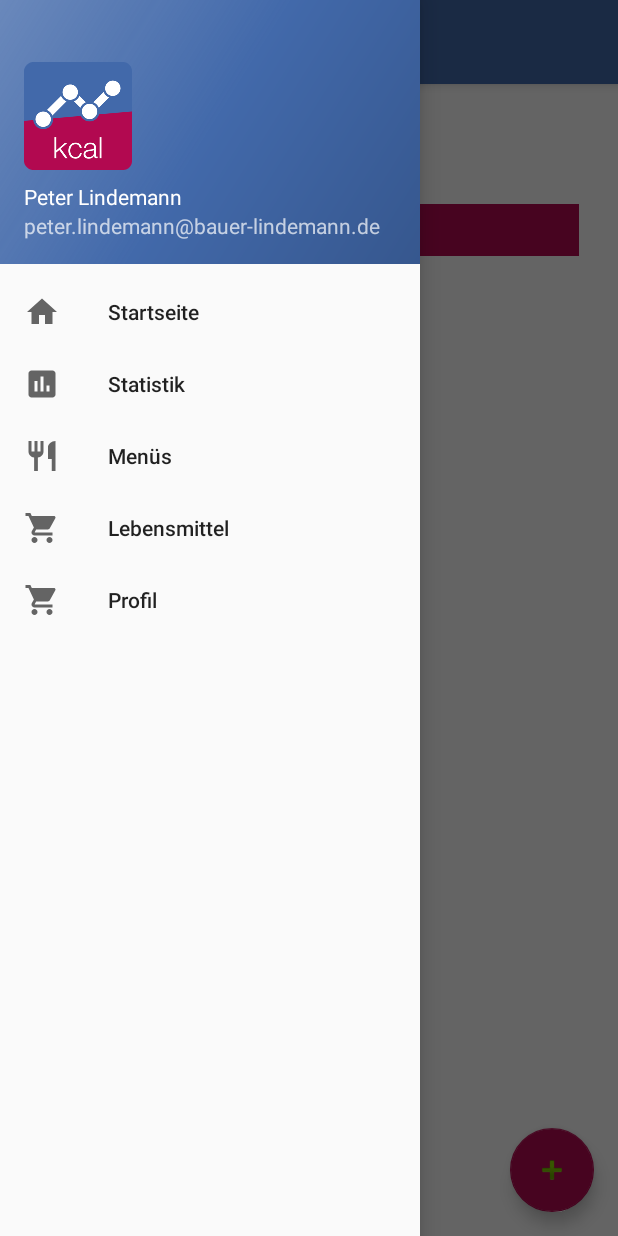
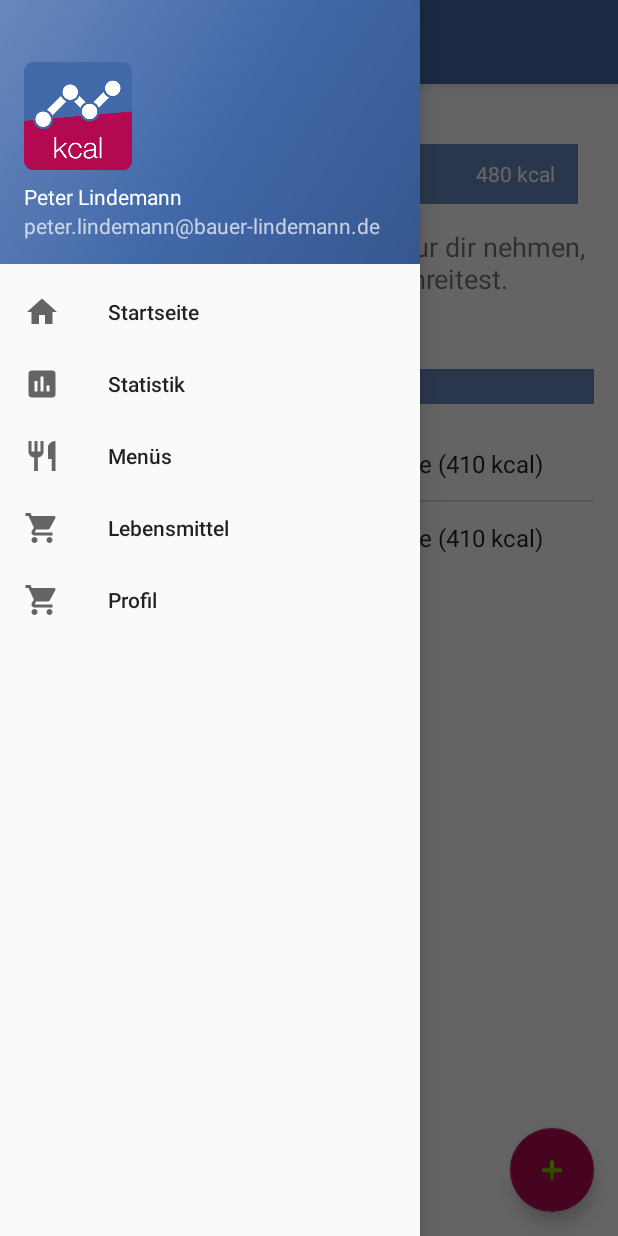
Before and after one commit to LucasMoll/ProjectFettSpeck, an Android app: the screen it shows after launch (NavigationActivity), with the side drawer open, on a phone screen of 412 x 824 dp. Run offline under Robolectric (Android 15) with nearby library versions, the phone set to English and light mode, and no system bars.

Commit message:
Home-Screen: getting and displaying Data from DB

```diff
--- a/app/src/main/java/de/fhdw/mfwi415a/gop/kalorientagebuch/activites/Home/ApplicationLogic.java
+++ b/app/src/main/java/de/fhdw/mfwi415a/gop/kalorientagebuch/activites/Home/ApplicationLogic.java
@@ -1,47 +1,44 @@
 package de.fhdw.mfwi415a.gop.kalorientagebuch.activites.Home;
 
 import android.app.Activity;
-import android.app.Fragment;
 import android.app.FragmentManager;
-import android.app.FragmentTransaction;
 import android.content.Context;
 import android.content.Intent;
+import android.database.Cursor;
+import android.util.Log;
+import android.widget.ArrayAdapter;
 
 
-
+import java.text.SimpleDateFormat;
+import java.util.ArrayList;
+import java.util.Calendar;
 
 import de.fhdw.mfwi415a.gop.kalorientagebuch.R;
+import de.fhdw.mfwi415a.gop.kalorientagebuch.activites.common.DataAdapter;
 import de.fhdw.mfwi415a.gop.kalorientagebuch.activites.navigation.fragments.StatistikFragment;
 
 
 public class ApplicationLogic {
 
 
-     /*
-     ******************
-     */
-
-    private int usedLimit = 2000;
-    private int DailyLimit = 1300;
-
-     /*
-     ******************
-      */
-
-
+    private int usedLimit;
+    private int DailyLimit;
     private Gui mGui;
     private Context mContext;
 
-    public ApplicationLogic (Gui gui, Context context) {
+    public ApplicationLogic(Gui gui, Context context) {
         mGui = gui;
         mContext = context;
         initGui();
         initListener();
-        changeBarValue();
     }
 
     private void initGui() {
-
+        DailyLimit = getDailyMax();
+        usedLimit = getUsedLimit();
+        showGerichteOfDay();
+        changeBarValue();
+        setLimitText();
     }
 
     private void initListener() {
@@ -51,47 +48,119 @@ public class ApplicationLogic {
         mGui.getmHomePlusFab().setOnClickListener(cl);
     }
 
-    public void onExampleButtonClicked() {
+    private void changeBarValue() {
+
+
+        double usedSize = (double) usedLimit / DailyLimit * 360;
+        mGui.setmUsedBarSizeAndText(usedSize, (usedLimit + " kcal"));
+        mGui.setmUnusedBarSizeAndText(360 - usedSize, (DailyLimit - usedLimit) + " kcal");
     }
 
-    public void onExampleTextViewClicked() {
+    private void setLimitText()
+    {
+        String text;
+        if (usedLimit<DailyLimit)
+        {
+            text = "Du darfst heute noch " + (DailyLimit-usedLimit) + " kcal zur dir nehmen, bevor du dein Ziel überschreitest.";
+        }else if (usedLimit>DailyLimit)
+        {
+            text = "Du hast dein Ziel heute leider schon um "+ (usedLimit-DailyLimit) +" kcal überschritten!";
+        }
+        else { text = "Du hast dein Ziel erreicht!";}
+
+        mGui.getmMotivationText().setText(text);
     }
 
-    public void onSeekBarChanged(int value) {
+    public void onActivityReturned(int requestCode, int resultCode, Intent data) {
 
     }
 
 
-
-    public void changeBarValue() {
-
-
-        double usedSize = (double) usedLimit/DailyLimit*360;
-        mGui.setmUsedBarSizeAndText(usedSize,  (usedLimit + " kcal"));
-        mGui.setmUnusedBarSizeAndText(360 - usedSize, (DailyLimit - usedLimit) + " kcal");
-    }
-
-        public void onActivityReturned(int requestCode, int resultCode, Intent data) {
+    public void onPlusFabClicked() {
+        //mGui.setSnackbar(getCurrentDate());
+        mGui.setSnackbar(String.valueOf(getDailyMax()));
+        //changeFragment();
 
     }
 
-
-
-    public void onPlusFabClicked() {
-        mGui.setSnackbar("Replace with your own action");
-        changeFragment();
-
-    }
-
-    public void changeFragment(){
+    private void changeFragment() {
         Activity activity = (Activity) mContext;
         FragmentManager fragmentManager = activity.getFragmentManager();
         fragmentManager.beginTransaction().replace(R.id.content_frame, new StatistikFragment()).commit();
     }
 
+    private String getCurrentDate() {
+        Calendar calendar = Calendar.getInstance();
+        SimpleDateFormat mdformat = new SimpleDateFormat("dd.MM.yyyy");
+        String strDate = mdformat.format(calendar.getTime());
+        return strDate;
+    }
 
+    private int getDailyMax() {
+        DataAdapter mDbHelper = new DataAdapter(mContext);
+        mDbHelper.createDatabase();
+        mDbHelper.open();
 
+        Cursor cursor = mDbHelper.getDailyMax();
+        ArrayList<Integer> max = new ArrayList<Integer>();
+        cursor.moveToFirst();
+        while (!cursor.isAfterLast())
 
+        {
+            max.add(cursor.getInt(cursor.getColumnIndex("Tageslimit")));
+            cursor.moveToNext();
+        }
 
+        cursor.close();
+
+        return max.get(0);
+    }
+
+    private int getUsedLimit() {
+        DataAdapter mDbHelper = new DataAdapter(mContext);
+        mDbHelper.createDatabase();
+        mDbHelper.open();
+
+        Cursor cursor = mDbHelper.getUsedLimitOfDay("15.01.2018");
+        ArrayList<Integer> usedLimit = new ArrayList<Integer>();
+        cursor.moveToFirst();
+        while (!cursor.isAfterLast())
+
+        {
+            usedLimit.add(cursor.getInt(cursor.getColumnIndex("SUM(SUM)")));
+            cursor.moveToNext();
+        }
+
+        cursor.close();
+
+        return usedLimit.get(0);
+    }
+
+    private void showGerichteOfDay(){
+        DataAdapter mDbHelper = new DataAdapter(mContext);
+        mDbHelper.createDatabase();
+        mDbHelper.open();
+
+        Cursor cursor = mDbHelper.getGerichteOfDay("15.01.2018");
+
+        ArrayList<String> gerichte = new ArrayList<String>();
+        cursor.moveToFirst();
+        while (!cursor.isAfterLast())
+
+        {
+            Log.d("GERICHTE", "wird ausgeführt");
+            gerichte.add(cursor.getString(cursor.getColumnIndex("KT_Bezeichnung")) +": "+ cursor.getString(cursor.getColumnIndex("GerichtName")) + " (" + String.valueOf(cursor.getInt(cursor.getColumnIndex("SUM")) +" kcal)"));
+            cursor.moveToNext();
+        }
+
+        setmListViewText(gerichte);
+        cursor.close();
+
+    }
+
+    private void setmListViewText(ArrayList<String> arrayList){
+        ArrayAdapter<String> arrayAdapter = new ArrayAdapter<String>(mContext, android.R.layout.simple_list_item_1, arrayList );
+        mGui.getmListView().setAdapter(arrayAdapter);
+    }
 
 }
--- a/app/src/main/java/de/fhdw/mfwi415a/gop/kalorientagebuch/activites/Home/Gui.java
+++ b/app/src/main/java/de/fhdw/mfwi415a/gop/kalorientagebuch/activites/Home/Gui.java
@@ -3,9 +3,14 @@ package de.fhdw.mfwi415a.gop.kalorientagebuch.activites.Home;
 import android.support.design.widget.FloatingActionButton;
 import android.support.design.widget.Snackbar;
 import android.view.View;
+import android.widget.ArrayAdapter;
 import android.widget.LinearLayout;
 import android.widget.ListView;
 import android.widget.TextView;
+
+import org.w3c.dom.Text;
+
+import java.util.ArrayList;
 
 import de.fhdw.mfwi415a.gop.kalorientagebuch.R;
 
@@ -13,6 +18,7 @@ public class Gui {
 
     private TextView mUsedBar;
     private TextView mUnusedBar;
+    private TextView mMotivationText;
     private double mDensity;
     private FloatingActionButton mPlus;
     private View mView;
@@ -32,6 +38,7 @@ public class Gui {
         mUnusedBar = (TextView) myView.findViewById(R.id.home_unusedBar);
         mPlus = (FloatingActionButton) myView.findViewById(R.id.home_plus_fab);
         mListView = (ListView) myView.findViewById(R.id.home_listView);
+        mMotivationText = (TextView) myView.findViewById(R.id.home_motivation_text);
         mDensity = i;
         mView = myView;
     }
@@ -43,6 +50,14 @@ public FloatingActionButton getmHomePlusFab(){
         return mPlus;
 }
 
+    public ListView getmListView() {
+        return mListView;
+    }
+
+    public TextView getmMotivationText() {
+        return mMotivationText;
+    }
+
     // methods to change view attributes
 
     public void setmUsedBarSizeAndText(double size, String text) {
@@ -52,7 +67,7 @@ public FloatingActionButton getmHomePlusFab(){
             size = 0;
         }
         size = size * mDensity;
-        double size_height = (double) 35 * mDensity;
+        double size_height = (double) 40 * mDensity;
         mUsedBar.setLayoutParams(new LinearLayout.LayoutParams((int) size, (int) size_height));
         mUsedBar.setText(text);
 
@@ -65,7 +80,7 @@ public FloatingActionButton getmHomePlusFab(){
             size = 0;
         }
         size = size * mDensity;
-        double size_height = (double) 35 * mDensity;
+        double size_height = (double) 40 * mDensity;
         mUnusedBar.setLayoutParams(new LinearLayout.LayoutParams((int) size, (int) size_height));
 
         mUnusedBar.setText(text);
@@ -78,4 +93,5 @@ public FloatingActionButton getmHomePlusFab(){
                 .setAction("Action", null).show();
     }
 
+
 }
--- a/app/src/main/java/de/fhdw/mfwi415a/gop/kalorientagebuch/activites/common/DataAdapter.java
+++ b/app/src/main/java/de/fhdw/mfwi415a/gop/kalorientagebuch/activites/common/DataAdapter.java
@@ -80,6 +80,51 @@ public class DataAdapter {
         }
     }
 
+    public Cursor getDailyMax() {
+        try {
+            String sql = "select Einstellungen.Tageslimit from Einstellungen";
+
+            Cursor mCur = mDb.rawQuery(sql, null);
+            if (mCur != null) {
+                mCur.moveToNext();
+            }
+            return mCur;
+        } catch (SQLException mSQLException) {
+            Log.e(TAG, "getDailyMax >>" + mSQLException.toString());
+            throw mSQLException;
+        }
+    }
+
+    public Cursor getGerichteOfDay(String s) {
+        try {
+            String sql = "select KT_Bezeichnung, GerichtName, SUM from (select GerichtID, KT_Bezeichnung, KT_ID from KTEintrag_Gericht inner join (select ID as KT_ID, Bezeichnung as KT_Bezeichnung, ID from KTEintrag where KTEintrag.Zeitpunkt = \"" + s + "\")) q1 left join (select  Gericht_ID, GerichtName, sum(Lebensmittel_Einheit.Menge*Entsprechung) as SUM from Lebensmittel_Einheit ,(select Lebensmittel_Einheit.LebensmittelID as subquer2_LebensmittelID, (subquery1_Menge*1.0/Lebensmittel_Einheit.Menge*1.0) as Entsprechung,Gericht.Bezeichnung as GerichtName, Gericht.ID as Gericht_ID from Lebensmittel_Einheit, Gericht inner join (select LebensmittelID as subquery1_LebensmittelID, EinheitID as subquer1_EinheitID, Menge as subquery1_Menge, GerichtID from Lebensmittel_Gericht) where subquery1_LebensmittelID = LebensmittelID AND (Lebensmittel_Einheit.EinheitID = subquer1_EinheitID) AND Gericht.ID= GerichtID) where subquer2_LebensmittelID = Lebensmittel_Einheit.LebensmittelID AND Lebensmittel_Einheit.EinheitID = 1)q2 ON q1.GerichtID = q2.Gericht_ID order by KT_ID";
+
+            Cursor mCur = mDb.rawQuery(sql, null);
+            if (mCur != null) {
+                mCur.moveToNext();
+            }
+            return mCur;
+        } catch (SQLException mSQLException) {
+            Log.e(TAG, "getGerichteOfDay >>" + mSQLException.toString());
+            throw mSQLException;
+        }
+    }
+
+    public Cursor getUsedLimitOfDay(String s) {
+        try {
+            String sql = "select SUM(SUM) from (select GerichtID, KT_Bezeichnung, KT_ID from KTEintrag_Gericht inner join (select ID as KT_ID, Bezeichnung as KT_Bezeichnung, ID from KTEintrag where KTEintrag.Zeitpunkt = \"" + s + "\")) q1 left join (select  Gericht_ID, GerichtName, sum(Lebensmittel_Einheit.Menge*Entsprechung) as SUM from Lebensmittel_Einheit ,(select Lebensmittel_Einheit.LebensmittelID as subquer2_LebensmittelID, (subquery1_Menge*1.0/Lebensmittel_Einheit.Menge*1.0) as Entsprechung,Gericht.Bezeichnung as GerichtName, Gericht.ID as Gericht_ID from Lebensmittel_Einheit, Gericht inner join (select LebensmittelID as subquery1_LebensmittelID, EinheitID as subquer1_EinheitID, Menge as subquery1_Menge, GerichtID from Lebensmittel_Gericht) where subquery1_LebensmittelID = LebensmittelID AND (Lebensmittel_Einheit.EinheitID = subquer1_EinheitID) AND Gericht.ID= GerichtID) where subquer2_LebensmittelID = Lebensmittel_Einheit.LebensmittelID AND Lebensmittel_Einheit.EinheitID = 1)q2 ON q1.GerichtID = q2.Gericht_ID";
+
+            Cursor mCur = mDb.rawQuery(sql, null);
+            if (mCur != null) {
+                mCur.moveToNext();
+            }
+            return mCur;
+        } catch (SQLException mSQLException) {
+            Log.e(TAG, "getGerichteOfDay >>" + mSQLException.toString());
+            throw mSQLException;
+        }
+    }
+
     public Cursor getData(String table, String[] columns, String selection, String having, String orderby, String limit) {
         try {
             Cursor mCur = mDb.query(table,columns,selection,null,"",having, orderby, limit);
--- a/app/src/main/res/layout/home_layout.xml
+++ b/app/src/main/res/layout/home_layout.xml
@@ -1,6 +1,6 @@
 <?xml version="1.0" encoding="utf-8"?>
 
-<LinearLayout xmlns:android="http://schemas.android.com/apk/res/android"
+<RelativeLayout xmlns:android="http://schemas.android.com/apk/res/android"
     xmlns:app="http://schemas.android.com/apk/res-auto"
     android:id="@+id/content_frame"
     android:layout_width="match_parent"
@@ -8,9 +8,10 @@
     android:orientation="vertical">
 
     <RelativeLayout
+        android:id="@+id/topLayout"
         android:layout_width="match_parent"
-            android:layout_height="1dp"
-            android:layout_weight="2">
+        android:layout_height="wrap_content"
+        >
 
 
         <LinearLayout
@@ -18,43 +19,78 @@
             android:layout_width="360dp"
             android:layout_height="wrap_content"
             android:layout_centerHorizontal="true"
-                android:layout_centerVertical="true"
+            android:layout_marginTop="40dp"
+            android:layout_marginBottom="@dimen/activity_horizontal_margin"
             android:orientation="horizontal">
 
             <TextView
                 android:id="@+id/home_usedBar"
                 android:layout_width="140dp"
-                    android:layout_height="35dp"
+                android:layout_height="40dp"
                 android:background="@color/accent_color"
                 android:gravity="center|left"
                 android:paddingLeft="@dimen/activity_vertical_margin"
+                android:singleLine="true"
                 android:text="140 kcal"
                 android:textAlignment="gravity"
                 android:textColor="@color/white_color"
-                    android:singleLine="true"
 
                 />
 
             <TextView
                 android:id="@+id/home_unusedBar"
                 android:layout_width="220dp"
-                    android:layout_height="35dp"
+                android:layout_height="40dp"
                 android:background="@color/colorPrimaryLight"
                 android:gravity="center|right"
                 android:paddingRight="@dimen/activity_vertical_margin"
+                android:singleLine="true"
                 android:text="220 kcal"
                 android:textAlignment="gravity"
-                    android:textColor="@color/white_color"
-                    android:singleLine="true"/>
+                android:textColor="@color/white_color" />
         </LinearLayout>
 
+    <TextView
+        android:id="@+id/home_motivation_text"
+        android:layout_width="match_parent"
+        android:layout_height="wrap_content"
+        android:text="Du hast dein Ziel heute leider schon um 100 kcal überschritten!"
+        android:textAlignment="center"
+        android:layout_below="@id/linearLayout"
+        android:layout_marginLeft="@dimen/activity_vertical_margin"
+        android:layout_marginRight="@dimen/activity_vertical_margin"
+        android:layout_marginBottom="@dimen/activity_horizontal_margin"
+        android:textSize="18dp"/>
 
     </RelativeLayout>
+
+    <LinearLayout
+        android:layout_width="match_parent"
+        android:layout_height="wrap_content"
+       android:layout_below="@id/topLayout"
+        android:orientation="vertical"
+        android:layout_marginTop="@dimen/activity_horizontal_margin">
+
+        <TextView
+            android:layout_width="match_parent"
+            android:layout_height="wrap_content"
+            android:background="@color/colorPrimaryLight"
+            android:layout_marginTop="@dimen/activity_horizontal_margin"
+            android:layout_marginRight="@dimen/activity_vertical_margin"
+            android:layout_marginLeft="@dimen/activity_vertical_margin"
+            android:text="HEUTIGE EINTRÄGE"
+            android:textColor="@color/white_color"
+            android:gravity="center"
+            android:padding="2dp"/>
+
         <ListView
             android:id="@+id/home_listView"
             android:layout_width="match_parent"
-            android:layout_height="1dp"
-            android:layout_weight="5"/>
+            android:layout_height="match_parent"
+            android:layout_margin="@dimen/activity_horizontal_margin"
+             />
+
+    </LinearLayout>
 
     <android.support.design.widget.FloatingActionButton
         android:id="@+id/home_plus_fab"
@@ -62,7 +98,9 @@
         android:layout_height="wrap_content"
         android:layout_gravity="bottom|end"
         android:layout_margin="@dimen/fab_margin"
-        app:srcCompat="@android:drawable/ic_input_add" />
+        app:srcCompat="@android:drawable/ic_input_add"
+        android:layout_alignParentBottom="true"
+        android:layout_alignParentRight="true"/>
 
 
-    </LinearLayout>
+</RelativeLayout>
```
Also changed, not shown: app/src/main/assets/kalorientagebuch.db. Lines whose indentation alone changed are shown as unchanged.
